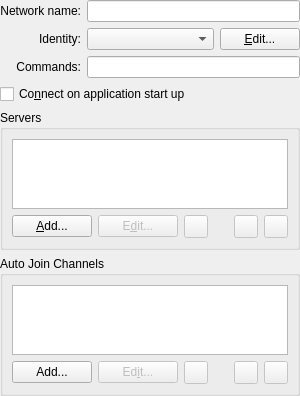
Above: src/irc/servergroupdialogui.ui from KDE/konversation before the change. Below: the same form after it.
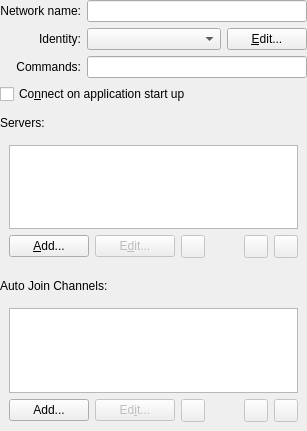
That is the form after the change. Custom widgets are drawn as their Qt base class.

Commit message: Fixed a few double-margin issues

```diff
--- a/src/irc/servergroupdialogui.ui
+++ b/src/irc/servergroupdialogui.ui
@@ -6,8 +6,8 @@
    <rect>
     <x>0</x>
     <y>0</y>
-    <width>300</width>
-    <height>390</height>
+    <width>307</width>
+    <height>431</height>
    </rect>
   </property>
   <layout class="QGridLayout" name="gridLayout_3">
@@ -95,6 +95,33 @@
      </property>
     </widget>
    </item>
+   <item row="0" column="1" colspan="2">
+    <widget class="KLineEdit" name="m_nameEdit">
+     <property name="whatsThis">
+      <string>Enter the name of the Network here. You may create as many entries in the Server List screen with the same Network as you like.</string>
+     </property>
+    </widget>
+   </item>
+   <item row="6" column="0" colspan="3">
+    <widget class="QLabel" name="label">
+     <property name="text">
+      <string>Servers:</string>
+     </property>
+     <property name="buddy">
+      <cstring>m_serverLBox</cstring>
+     </property>
+    </widget>
+   </item>
+   <item row="10" column="0" colspan="3">
+    <widget class="QLabel" name="label_2">
+     <property name="text">
+      <string>Auto Join Channels:</string>
+     </property>
+     <property name="buddy">
+      <cstring>m_channelLBox</cstring>
+     </property>
+    </widget>
+   </item>
    <item row="4" column="0" colspan="3">
     <widget class="QCheckBox" name="m_autoConnectCBox">
      <property name="whatsThis">
@@ -105,14 +132,8 @@
      </property>
     </widget>
    </item>
-   <item row="5" column="0" colspan="3">
-    <widget class="QGroupBox" name="groupBox">
-     <property name="title">
-      <string>Servers</string>
-     </property>
-     <property name="flat">
-      <bool>true</bool>
-     </property>
+   <item row="8" column="0" colspan="3">
+    <widget class="QWidget" name="serverWidget" native="true">
      <layout class="QGridLayout" name="gridLayout">
       <item row="0" column="0" colspan="6">
        <widget class="KListWidget" name="m_serverLBox">
@@ -196,14 +217,8 @@
      </layout>
     </widget>
    </item>
-   <item row="6" column="0" colspan="3">
-    <widget class="QGroupBox" name="groupBox_2">
-     <property name="title">
-      <string>Auto Join Channels</string>
-     </property>
-     <property name="flat">
-      <bool>true</bool>
-     </property>
+   <item row="11" column="0" colspan="3">
+    <widget class="QWidget" name="channelWidget" native="true">
      <layout class="QGridLayout" name="gridLayout_2">
       <item row="0" column="0" colspan="6">
        <widget class="KListWidget" name="m_channelLBox">
@@ -287,12 +302,37 @@
      </layout>
     </widget>
    </item>
-   <item row="0" column="1" colspan="2">
-    <widget class="KLineEdit" name="m_nameEdit">
-     <property name="whatsThis">
-      <string>Enter the name of the Network here. You may create as many entries in the Server List screen with the same Network as you like.</string>
+   <item row="5" column="0">
+    <spacer name="verticalSpacer">
+     <property name="orientation">
+      <enum>Qt::Vertical</enum>
      </property>
-    </widget>
+     <property name="sizeType">
+      <enum>QSizePolicy::Fixed</enum>
+     </property>
+     <property name="sizeHint" stdset="0">
+      <size>
+       <width>20</width>
+       <height>6</height>
+      </size>
+     </property>
+    </spacer>
+   </item>
+   <item row="9" column="0">
+    <spacer name="verticalSpacer_2">
+     <property name="orientation">
+      <enum>Qt::Vertical</enum>
+     </property>
+     <property name="sizeType">
+      <enum>QSizePolicy::Fixed</enum>
+     </property>
+     <property name="sizeHint" stdset="0">
+      <size>
+       <width>20</width>
+       <height>6</height>
+      </size>
+     </property>
+    </spacer>
    </item>
   </layout>
  </widget>
```
Left out of the diff: 19 changed lines with no effect on the pictures. The commit also changes 2 other files.
